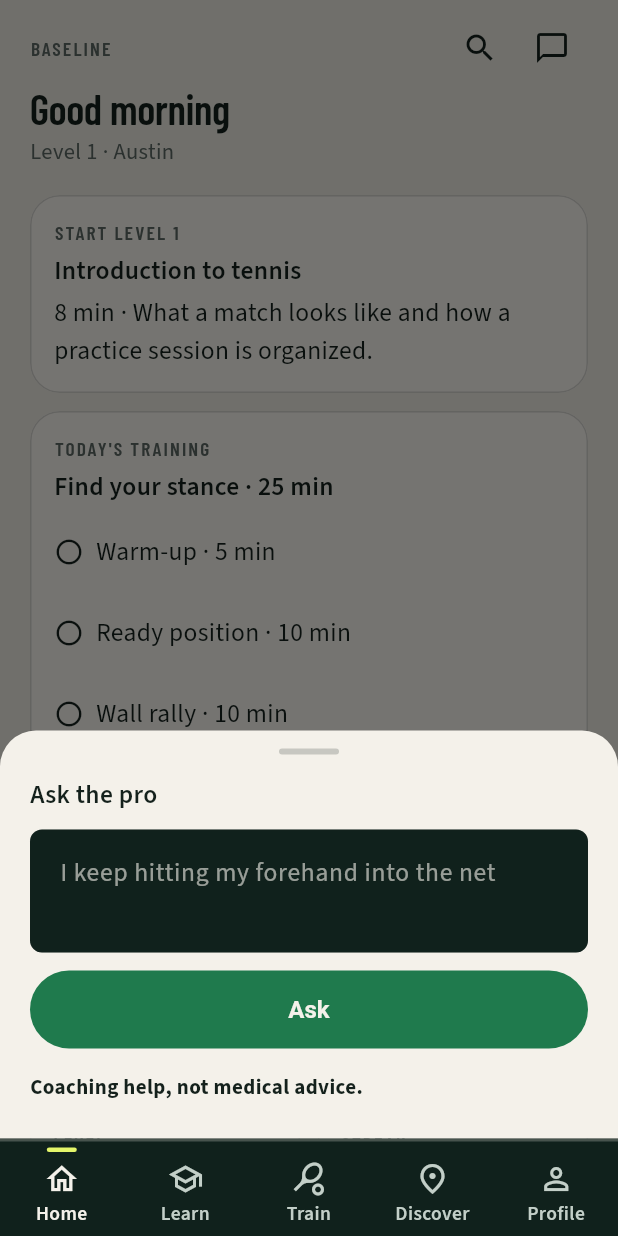
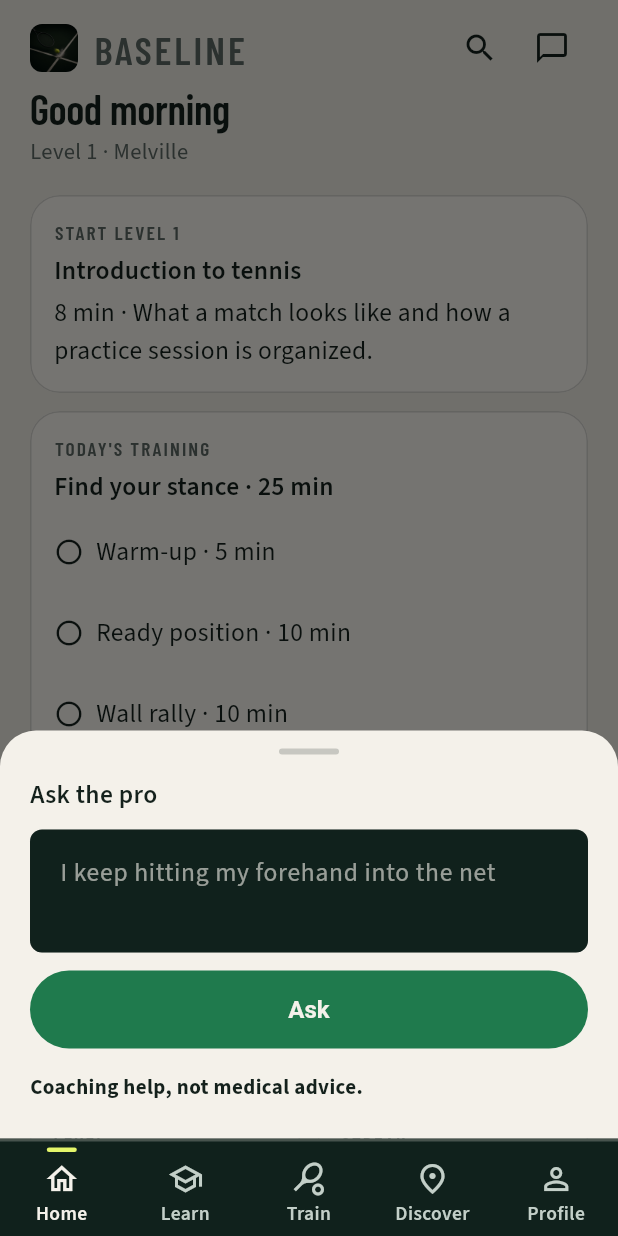
Before and after one commit to adrinz/baseline-tennis, a Flutter app: the HomeScreen screen opened by its route, after a tap on the "chat bubble outline" icon, on a phone screen of 412 x 824 dp. Run offline on Flutter 3.47's test engine with Material 3 defaults, Android fonts, the phone set to English and light mode, and no system bars; our stand-ins replace flutter_riverpod, go_router, shared_preferences, video_player; accounts and stored records are empty.

Commit message:
Add the court icon and licensed training clips.
Show a larger Baseline mark and the phone's city on Home, and attach real warm-up, wall-rally, grip, serve, and contact videos to the lessons and drills.

Co-authored-by: Cursor <cursoragent@cursor.com>

```diff
--- a/apps/mobile/lib/data/nearby_places.dart
+++ b/apps/mobile/lib/data/nearby_places.dart
@@ -168,6 +168,20 @@ List<NearbyPlace> _parsePlaces(Object? rows) {
   return places;
 }
 
+Future<String?> getCurrentLocality() async {
+  try {
+    final raw = await _channel.invokeMapMethod<String, dynamic>('search', {
+      'kind': 'courts',
+      'radiusMiles': 1,
+    });
+    final locality = raw?['locality'] as String?;
+    if (locality != null && locality.trim().isNotEmpty) {
+      return locality.trim();
+    }
+  } catch (_) {}
+  return null;
+}
+
 Future<void> openDirections(NearbyPlace place) {
   return _channel.invokeMethod<void>('directions', {
     'name': place.name,
--- a/apps/mobile/lib/data/videos.dart
+++ b/apps/mobile/lib/data/videos.dart
@@ -125,6 +125,14 @@ const videoTranscripts = <String, String>{
   'equipment-court': 'A racket, fresh balls, and water on the court. Everything you need for a practice session.',
   'approach-diagram': 'Approach shot. When your opponent hits a short ball, move in to take it. Meet the ball in front, and hit it deep, cross-court or down the line. Keep moving forward through the shot. Do not stop to watch it. Split step just inside the service line, then volley the reply.',
   'passing-diagram': 'Passing shot. Your opponent has come to the net. Choose your target before you swing: cross-court, or down the line. Keep the ball low over the net, so it is hard to volley. Change direction only after they commit. If there is no gap, lift a lob over their head instead.',
+  'wall-rally-live': 'Wall rally. Stand back from the wall and hit the ball so it comes back on one bounce. Meet it in front of you, then get ready for the next contact.',
+  'warmup-shoulder': 'Shoulder stretch. Pull one arm gently across your chest and hold. Then switch arms. Keep it easy. This loosens the shoulders before you swing.',
+  'warmup-arms': 'Open the chest. Lift both arms, press the palms forward, and breathe. A short stretch on court is enough before you start hitting.',
+  'ball-over-net': 'Clear the net with height. A rally ball should pass well above the tape, then drop inside the court.',
+  'rally-contact': 'Contact. Keep the racket up and meet the ball in front. A short punch is enough when you are close to the net.',
+  'grip-on-court': 'The grip. Wrap the fingers around the handle and keep the hand relaxed between shots. Firm only at contact.',
+  'serve-bounce': 'Before you serve, bounce the ball and settle. The same routine every time makes the toss steadier.',
+  'basket-balls': 'Serve practice. Take one ball from the basket, serve, then take the next. Aim for one target at a time.',
 };
 
 LicensedVideo _commons({
@@ -724,6 +732,80 @@ final licensedVideos = <LicensedVideo>[
     technique: 'passing-shot',
     durationSeconds: 19,
   ),
+  _mixkit(
+    id: 'wall-rally-live',
+    title: 'Wall rally',
+    pageUrl: 'https://mixkit.co/free-stock-video/tennis-player-bouncing-the-ball-on-the-wall-13999/',
+    category: 'drill',
+    level: 1,
+    technique: 'rally',
+    durationSeconds: 13,
+  ),
+  _pexels(
+    id: 'warmup-shoulder',
+    title: 'Shoulder stretch on court',
+    creator: 'Antoni Shkraba Studio',
+    pageUrl: 'https://www.pexels.com/video/a-man-warming-up-for-a-tennis-practice-4902162/',
+    category: 'drill',
+    level: 1,
+    technique: 'footwork',
+    durationSeconds: 10,
+  ),
+  _pexels(
+    id: 'warmup-arms',
+    title: 'Arm stretch on court',
+    creator: 'AI25.Studio',
+    pageUrl: 'https://www.pexels.com/video/a-tennis-player-stretching-4902770/',
+    category: 'drill',
+    level: 1,
+    technique: 'footwork',
+    durationSeconds: 11,
+  ),
+  _mixkit(
+    id: 'rally-contact',
+    title: 'Contact at the net',
+    pageUrl: 'https://mixkit.co/free-stock-video/tennis-player-hitting-the-ball-during-a-game-47278/',
+    category: 'stroke',
+    level: 2,
+    technique: 'volley',
+    durationSeconds: 19,
+  ),
+  _mixkit(
+    id: 'grip-on-court',
+    title: 'Grip on the court',
+    pageUrl: 'https://mixkit.co/free-stock-video/tennis-player-hitting-the-ball-47279/',
+    category: 'grip',
+    level: 1,
+    technique: 'grip',
+    durationSeconds: 26,
+  ),
+  _mixkit(
+    id: 'serve-bounce',
+    title: 'Bounce before the serve',
+    pageUrl: 'https://mixkit.co/free-stock-video/tennis-player-bounces-tennis-ball-before-serving-45496/',
+    category: 'serve',
+    level: 1,
+    technique: 'serve',
+    durationSeconds: 18,
+  ),
+  _mixkit(
+    id: 'basket-balls',
+    title: 'Balls from the basket',
+    pageUrl: 'https://mixkit.co/free-stock-video/a-man-takes-a-tennis-ball-out-of-the-basket-23946/',
+    category: 'drill',
+    level: 1,
+    technique: 'serve',
+    durationSeconds: 11,
+  ),
+  _mixkit(
+    id: 'ball-over-net',
+    title: 'Ball over the net',
+    pageUrl: 'https://mixkit.co/free-stock-video/tennis-ball-flying-over-the-net-23639/',
+    category: 'rally',
+    level: 1,
+    technique: 'rally',
+    durationSeconds: 9,
+  ),
 ];
 
 const lessonVideoIds = <String, List<String>>{
@@ -731,13 +813,13 @@ const lessonVideoIds = <String, List<String>>{
   'the-court': ['court-diagram', 'courts-overhead'],
   'scoring': ['scoring-diagram', 'match-rally'],
   'ready-position': [
-    'ready-position',
     'ready-live',
     'return-stance',
     'split-step-feet',
   ],
   'basic-forehand': ['forehand-shadow', 'forehand-live', 'rally-practice'],
   'basic-rally': [
+    'ball-over-net',
     'rally-friends',
     'rally-baseline',
     'rally-aerial',
@@ -750,13 +832,14 @@ const lessonVideoIds = <String, List<String>>{
     'equipment-rackets',
     'equipment-court',
   ],
-  'grips': ['grips-diagram', 'grip-closeup', 'ball-control'],
+  'grips': ['grip-on-court', 'grips-diagram', 'grip-closeup', 'ball-control'],
   'basic-backhand': [
     'backhand-two-shadow',
     'backhand-one-shadow',
     'groundstrokes-close',
   ],
   'basic-serve': [
+    'serve-bounce',
     'serve-shadow',
     'serve-side',
     'serve-trophy',
@@ -765,7 +848,7 @@ const lessonVideoIds = <String, List<String>>{
     'serve-junior',
     'serve-behind',
   ],
-  'basic-volley': ['volley-shadow'],
+  'basic-volley': ['rally-contact', 'volley-shadow'],
   'etiquette': [
     'etiquette-return',
     'etiquette-collect',
@@ -780,12 +863,14 @@ const lessonVideoIds = <String, List<String>>{
   ],
   'footwork': ['split-step-feet', 'footwork-baseline', 'ready-live'],
   'serve-placement': [
+    'basket-balls',
+    'serve-bounce',
     'serve-wide',
     'serve-aerial',
     'court-practice',
     'serve-basket',
   ],
-  'contact-point': ['forehand-shadow', 'forehand-live', 'groundstrokes-close'],
+  'contact-point': ['rally-contact', 'forehand-shadow', 'forehand-live', 'groundstrokes-close'],
   'slice': ['slice-shadow'],
   'topspin': ['forehand-shadow', 'forehand-live'],
   'one-handed-backhand': ['backhand-one-shadow'],
@@ -796,18 +881,20 @@ const lessonVideoIds = <String, List<String>>{
   'drop-shot': ['drop-shadow'],
   'approach-shot': ['approach-diagram'],
   'passing-shot': ['passing-diagram'],
-  'second-serve': ['serve-shadow', 'serve-trophy', 'serve-routine'],
+  'second-serve': ['serve-bounce', 'serve-shadow', 'serve-trophy', 'serve-routine'],
 };
 
 const drillVideoIds = <String, List<String>>{
-  'wall-rally': ['forehand-shadow', 'ball-control'],
+  'wall-rally': ['wall-rally-live'],
+  'warmup': ['warmup-shoulder', 'warmup-arms', 'split-step-feet', 'footwork-baseline'],
   'forehand-consistency': [
+    'rally-contact',
     'forehand-live',
     'forehand-shadow',
     'rally-practice',
   ],
   'split-step': ['ready-live', 'split-step-feet', 'footwork-baseline'],
-  'serve-target': ['serve-basket', 'serve-wide', 'serve-shadow', 'serve-toss'],
+  'serve-target': ['basket-balls', 'serve-bounce', 'serve-basket', 'serve-wide', 'serve-shadow', 'serve-toss'],
   'backhand-consistency': [
     'backhand-two-shadow',
     'backhand-one-shadow',
--- a/apps/mobile/lib/logic/plan.dart
+++ b/apps/mobile/lib/logic/plan.dart
@@ -31,7 +31,7 @@ const _week = <PlanDay>[
     label: 'Day 1',
     title: 'Find your stance',
     blocks: [
-      PlanBlock(title: 'Warm-up', minutes: 5),
+      PlanBlock(title: 'Warm-up', minutes: 5, drillSlug: 'warmup'),
       PlanBlock(
         title: 'Ready position',
         minutes: 10,
@@ -57,7 +57,7 @@ const _week = <PlanDay>[
     label: 'Day 3',
     title: 'First forehand',
     blocks: [
-      PlanBlock(title: 'Warm-up', minutes: 5),
+      PlanBlock(title: 'Warm-up', minutes: 5, drillSlug: 'warmup'),
       PlanBlock(
         title: 'Basic forehand',
         minutes: 15,
--- a/apps/mobile/lib/screens/home_screen.dart
+++ b/apps/mobile/lib/screens/home_screen.dart
@@ -1,3 +1,4 @@
+import 'package:baseline/data/nearby_places.dart';
 import 'package:baseline/data/videos.dart';
 import 'package:baseline/logic/plan.dart';
 import 'package:baseline/logic/progress.dart';
@@ -14,11 +15,33 @@ import 'package:flutter/material.dart';
 import 'package:flutter_riverpod/flutter_riverpod.dart';
 import 'package:go_router/go_router.dart';
 
-class HomeScreen extends ConsumerWidget {
+class HomeScreen extends ConsumerStatefulWidget {
   const HomeScreen({super.key});
 
   @override
-  Widget build(BuildContext context, WidgetRef ref) {
+  ConsumerState<HomeScreen> createState() => _HomeScreenState();
+}
+
+class _HomeScreenState extends ConsumerState<HomeScreen> {
+  @override
+  void initState() {
+    super.initState();
+    WidgetsBinding.instance.addPostFrameCallback((_) {
+      _resolveLiveLocation();
+    });
+  }
+
+  Future<void> _resolveLiveLocation() async {
+    final locality = await getCurrentLocality();
+    if (locality != null && locality.isNotEmpty && mounted) {
+      if (ref.read(sessionProvider).city != locality) {
+        ref.read(sessionProvider.notifier).setCity(locality);
+      }
+    }
+  }
+
+  @override
+  Widget build(BuildContext context) {
     final session = ref.watch(sessionProvider);
     final lesson = continueLesson(session);
     final featured = videosForLesson(lesson.slug);
@@ -34,8 +57,27 @@ class HomeScreen extends ConsumerWidget {
           children: [
             Row(
               children: [
+                ClipRRect(
+                  borderRadius: BorderRadius.circular(8),
+                  child: Image.asset(
+                    'assets/images/app_logo.png',
+                    width: 32,
+                    height: 32,
+                    fit: BoxFit.cover,
+                  ),
+                ),
+                const SizedBox(width: 10),
                 const Expanded(
-                  child: ScaledText('BASELINE', style: BaselineType.eyebrow),
+                  child: ScaledText(
+                    'BASELINE',
+                    style: TextStyle(
+                      fontFamily: 'Barlow Condensed',
+                      fontSize: 26,
+                      fontWeight: FontWeight.w700,
+                      letterSpacing: 2.0,
+                      color: BaselineColors.muted,
+                    ),
+                  ),
                 ),
                 const SearchIconButton(),
                 IconButton(
--- a/apps/mobile/lib/screens/video_credits_screen.dart
+++ b/apps/mobile/lib/screens/video_credits_screen.dart
@@ -47,14 +47,14 @@ const _sources = [
   _SourceCredit(
     source: 'Pexels',
     heading: 'Pexels creators',
-    body: 'Clips by cottonbro studio, Antoni Shkraba Studio, RDNE Stock project, Riaj Sohel, and melbourne ross under the Pexels License. Baseline added the English voiceover.',
+    body: 'Clips by cottonbro studio, Antoni Shkraba Studio, AI25.Studio, RDNE Stock project, Riaj Sohel, and melbourne ross under the Pexels License. Baseline added the English voiceover.',
     licenseLabel: 'Pexels license',
     licenseUrl: 'https://www.pexels.com/license/',
   ),
   _SourceCredit(
     source: 'Baseline',
     heading: 'Baseline',
-    body: 'The grip, court, scoring, approach shot, and passing shot diagrams are original Baseline animations with Baseline narration.',
+    body: 'The grip, court, scoring, approach, and passing shot diagrams are original Baseline animations with Baseline narration.',
   ),
 ];
 
--- a/apps/mobile/lib/state/player_session.dart
+++ b/apps/mobile/lib/state/player_session.dart
@@ -83,7 +83,7 @@ class PlayerSession {
     this.streak = 0,
     this.discoverable = false,
     this.notifications = defaultNotifications,
-    this.city = 'Austin',
+    this.city = 'Melville',
     this.premium = false,
     this.todayPlanDone = false,
     this.savedCourtIds = const {},
--- a/apps/mobile/lib/state/session_store.dart
+++ b/apps/mobile/lib/state/session_store.dart
@@ -92,7 +92,7 @@ abstract final class SessionStore {
       streak: json['streak'] as int? ?? 0,
       discoverable: json['discoverable'] as bool? ?? false,
       notifications: notifications,
-      city: json['city'] as String? ?? 'Austin',
+      city: json['city'] as String? ?? 'Melville',
       premium: json['premium'] as bool? ?? false,
       todayPlanDone: json['todayPlanDone'] as bool? ?? false,
       savedCourtIds: _stringSet(json['savedCourtIds']),
--- a/apps/mobile/pubspec.yaml
+++ b/apps/mobile/pubspec.yaml
@@ -64,6 +64,7 @@ flutter:
   assets:
     - assets/licenses/
     - assets/videos/
+    - assets/images/
 
   fonts:
     - family: Barlow Condensed
```
Also changed, not shown: apps/mobile/lib/data/catalog.dart (+15 -0 lines), apps/mobile/assets/images/app_logo.png (added), 29 other files.
